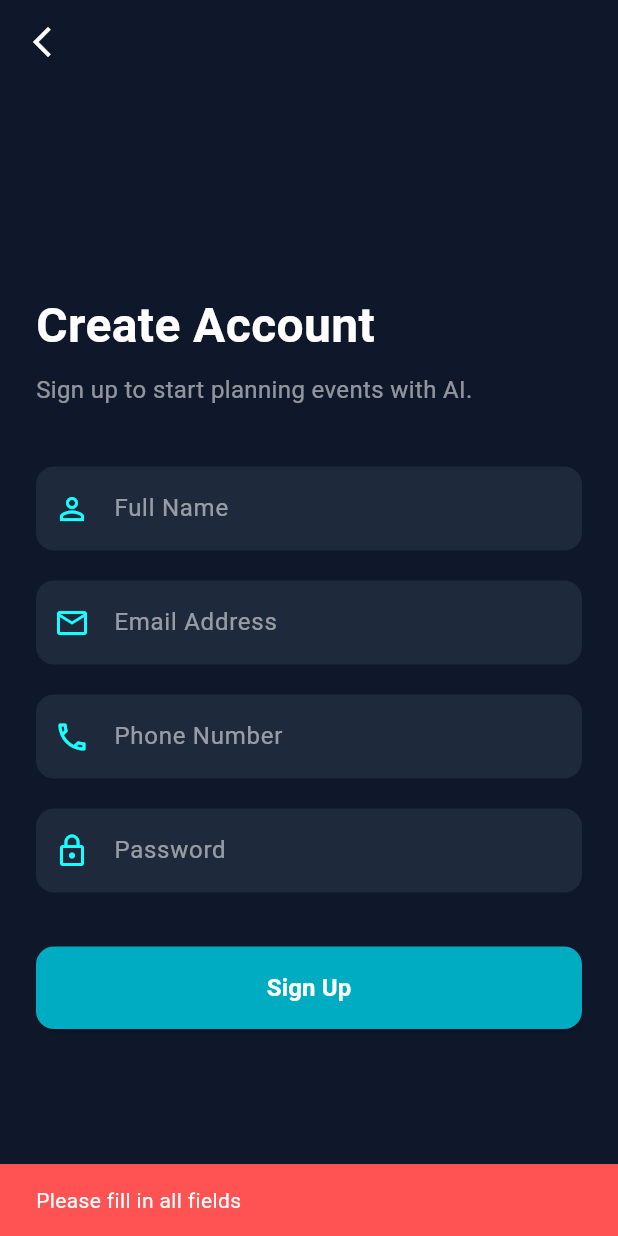
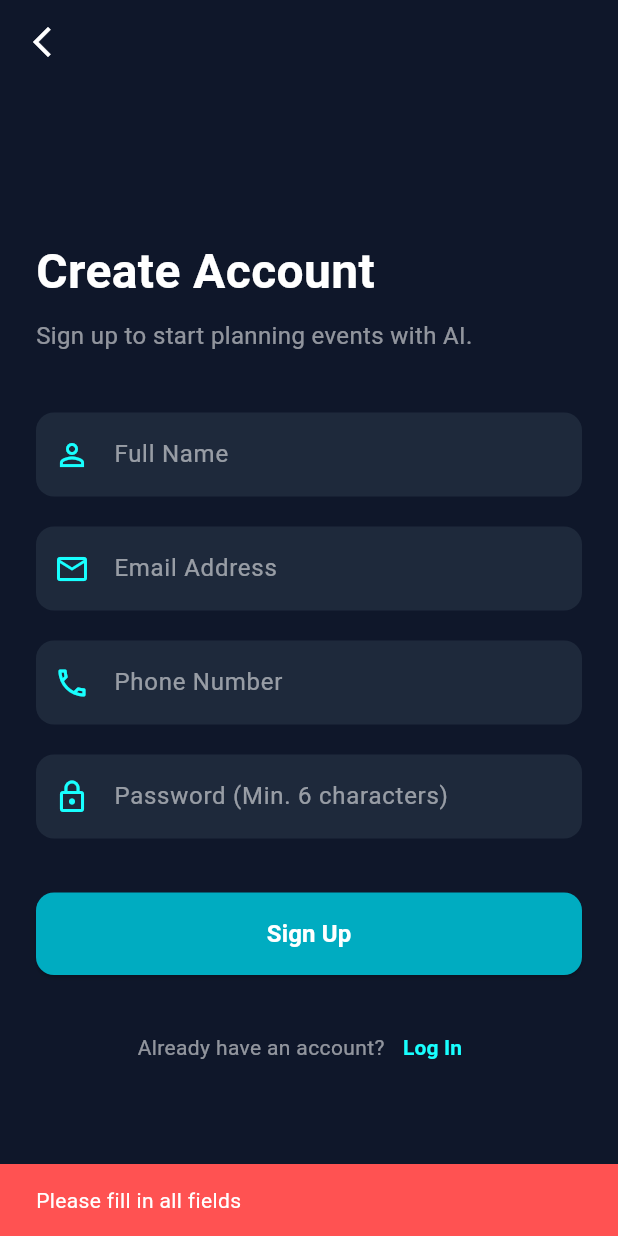
Before and after one commit to gayax000/EventManagementProject, a Flutter app: the RegisterScreen screen opened directly, after a tap on "Sign Up", on a phone screen of 412 x 824 dp. Run offline on Flutter 3.47's test engine with Material 3 defaults, Android fonts, the phone set to English and light mode, and no system bars; our stand-ins replace geocoding, geolocator, image_picker, qr_flutter, shared_preferences, signature; accounts and stored records are empty.

Commit message:
fix(mobile): return backend validation errors on register and purge stale mobile browser cache

```diff
--- a/mobile-app/lib/screens/login_screen.dart
+++ b/mobile-app/lib/screens/login_screen.dart
@@ -28,18 +28,18 @@ class _LoginScreenState extends State<LoginScreen> {
 
     setState(() => _isLoading = true);
 
-    final success = await AuthService.login(email, password);
+    final result = await AuthService.login(email, password);
 
     setState(() => _isLoading = false);
 
-    if (success) {
+    if (result.success) {
       if (mounted) {
         Navigator.of(context).pushReplacement(MaterialPageRoute(builder: (_) => const HomeScreen()));
       }
     } else {
       if (mounted) {
         ScaffoldMessenger.of(context).showSnackBar(
-          const SnackBar(content: Text('Login failed. Please check your credentials.', style: TextStyle(color: Colors.white)), backgroundColor: Colors.redAccent),
+          SnackBar(content: Text(result.message ?? 'Login failed. Please check your credentials.', style: const TextStyle(color: Colors.white)), backgroundColor: Colors.redAccent),
         );
       }
     }
--- a/mobile-app/lib/screens/register_screen.dart
+++ b/mobile-app/lib/screens/register_screen.dart
@@ -28,35 +28,43 @@ class _RegisterScreenState extends State<RegisterScreen> {
       return;
     }
 
+    if (password.length < 6) {
+      ScaffoldMessenger.of(context).showSnackBar(
+        const SnackBar(content: Text('Password must be at least 6 characters', style: TextStyle(color: Colors.white)), backgroundColor: Colors.amber),
+      );
+      return;
+    }
+
     setState(() => _isLoading = true);
 
-    final success = await AuthService.register(name, email, password, phone);
+    final result = await AuthService.register(name, email, password, phone, role: 'Customer');
 
     setState(() => _isLoading = false);
 
-    if (success) {
+    if (result.success) {
       if (mounted) {
         ScaffoldMessenger.of(context).showSnackBar(
-          const SnackBar(content: Text('Registration successful! Please login.', style: TextStyle(color: Colors.white)), backgroundColor: Colors.green),
+          SnackBar(content: Text(result.message ?? 'Registration successful! Please login.', style: const TextStyle(color: Colors.white)), backgroundColor: Colors.green),
         );
         Navigator.pop(context); // Go back to login screen
       }
     } else {
       if (mounted) {
         ScaffoldMessenger.of(context).showSnackBar(
-          const SnackBar(content: Text('Registration failed. Try again.', style: TextStyle(color: Colors.white)), backgroundColor: Colors.redAccent),
+          SnackBar(content: Text(result.message ?? 'Registration failed. Try again.', style: const TextStyle(color: Colors.white)), backgroundColor: Colors.redAccent),
         );
       }
     }
   }
 
-  Widget _buildTextField({required TextEditingController controller, required String label, required IconData icon, bool obscureText = false, TextInputType? keyboardType}) {
+  Widget _buildTextField({required TextEditingController controller, required String label, required IconData icon, bool obscureText = false, TextInputType? keyboardType, ValueChanged<String>? onSubmitted}) {
     return Padding(
       padding: const EdgeInsets.only(bottom: 20.0),
       child: TextField(
         controller: controller,
         obscureText: obscureText,
         keyboardType: keyboardType,
+        onSubmitted: onSubmitted,
         style: const TextStyle(color: Colors.white),
         decoration: InputDecoration(
           labelText: label,
@@ -110,7 +118,13 @@ class _RegisterScreenState extends State<RegisterScreen> {
                 _buildTextField(controller: _nameController, label: "Full Name", icon: Icons.person_outline),
                 _buildTextField(controller: _emailController, label: "Email Address", icon: Icons.email_outlined, keyboardType: TextInputType.emailAddress),
                 _buildTextField(controller: _phoneController, label: "Phone Number", icon: Icons.phone_outlined, keyboardType: TextInputType.phone),
-                _buildTextField(controller: _passwordController, label: "Password", icon: Icons.lock_outline, obscureText: true),
+                _buildTextField(
+                  controller: _passwordController,
+                  label: "Password (Min. 6 characters)",
+                  icon: Icons.lock_outline,
+                  obscureText: true,
+                  onSubmitted: (_) => _isLoading ? null : _handleRegister(),
+                ),
 
                 const SizedBox(height: 16),
 
@@ -125,6 +139,20 @@ class _RegisterScreenState extends State<RegisterScreen> {
                       ? const SizedBox(height: 20, width: 20, child: CircularProgressIndicator(color: Colors.white, strokeWidth: 2))
                       : const Text("Sign Up", style: TextStyle(fontSize: 16, fontWeight: FontWeight.bold, color: Colors.white)),
                 ),
+
+                const SizedBox(height: 24),
+
+                // Already have account link
+                Row(
+                  mainAxisAlignment: MainAxisAlignment.center,
+                  children: [
+                    const Text("Already have an account?", style: TextStyle(color: Colors.white54)),
+                    TextButton(
+                      onPressed: () => Navigator.pop(context),
+                      child: const Text("Log In", style: TextStyle(color: Colors.cyanAccent, fontWeight: FontWeight.bold)),
+                    ),
+                  ],
+                ),
               ],
             ),
           ),
```
Also changed, not shown: mobile-app/lib/services/auth_service.dart (+45 -16 lines), mobile-web/vercel.json, 5 other files.
